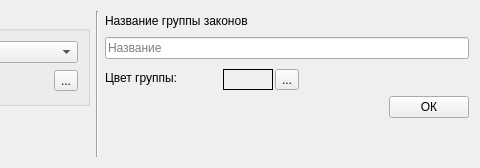
Old version of the form lawssettings.ui in the repository Flyewzz/FViZ; both pictures show x 286 to 766 and y 0 to 168 of the 766 by 168 pixel window.
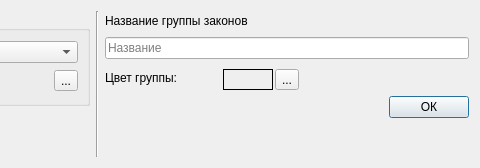
New version of the form. Icons and pictures are not drawn.

Patch:
```diff
--- a/lawssettings.ui
+++ b/lawssettings.ui
@@ -1,7 +1,7 @@
 <?xml version="1.0" encoding="UTF-8"?>
 <ui version="4.0">
  <class>LawsSettings</class>
- <widget class="QWidget" name="LawsSettings">
+ <widget class="QDialog" name="LawsSettings">
   <property name="geometry">
    <rect>
     <x>0</x>
```
